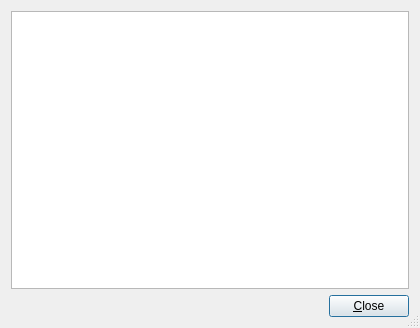
First picture: the form in src/frontends/qt4/ui/QViewSourceUi.ui, repository cburschka/lyx, before the edit.
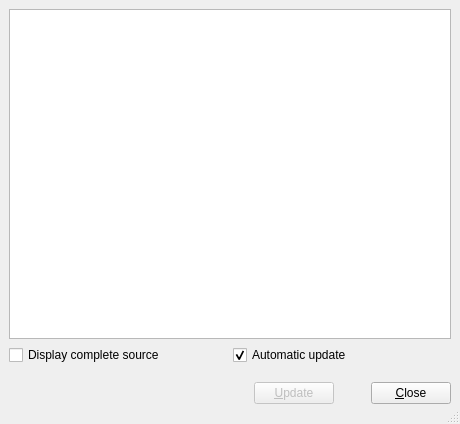
Second picture: the form after the edit.

Commit message: Add more controls to the view-source dialog. 	* src/buffer.[nC]: can write full source, separaet/rename makeXXXFile. 	* src/graphics/PreviewLoader.C: rename maleLaTeXFile to writeLaTeXSource 	* src/frontends/qt3/QViewSourceDialog.h, ui/QViewSourceDialogBase.ui, 		QViewSource.[hC], QViewSourceDialog.[hC]: qt3 frontend 	* src/frontends/qt4/QViewSource.[hC], ui/QViewSourceUi.ui, 		QViewSourceDialog.[hC]: qt4 frontend 	* src/frontends/controllers/ControlViewSource.[hC]: controller

Patch:
```diff
--- a/src/frontends/qt4/ui/QViewSourceUi.ui
+++ b/src/frontends/qt4/ui/QViewSourceUi.ui
@@ -8,8 +8,8 @@
    <rect>
     <x>0</x>
     <y>0</y>
-    <width>420</width>
-    <height>328</height>
+    <width>460</width>
+    <height>424</height>
    </rect>
   </property>
   <property name="windowTitle" >
@@ -20,7 +20,7 @@
   </property>
   <layout class="QVBoxLayout" >
    <property name="margin" >
-    <number>11</number>
+    <number>9</number>
    </property>
    <property name="spacing" >
     <number>6</number>
@@ -32,6 +32,36 @@
      </property>
     </widget>
    </item>
+   <item>
+    <layout class="QHBoxLayout" >
+     <property name="margin" >
+      <number>0</number>
+     </property>
+     <property name="spacing" >
+      <number>6</number>
+     </property>
+     <item>
+      <widget class="QCheckBox" name="viewFullSourceCB" >
+       <property name="cursor" >
+        <cursor>0</cursor>
+       </property>
+       <property name="text" >
+        <string>Display complete source</string>
+       </property>
+      </widget>
+     </item>
+     <item>
+      <widget class="QCheckBox" name="autoUpdateCB" >
+       <property name="text" >
+        <string>Automatic update</string>
+       </property>
+       <property name="checked" >
+        <bool>true</bool>
+       </property>
+      </widget>
+     </item>
+    </layout>
+   </item>
    <item>
     <layout class="QHBoxLayout" >
      <property name="margin" >
@@ -50,8 +80,34 @@
        </property>
        <property name="sizeHint" >
         <size>
-         <width>20</width>
-         <height>20</height>
+         <width>201</width>
+         <height>44</height>
+        </size>
+       </property>
+      </spacer>
+     </item>
+     <item>
+      <widget class="QPushButton" name="updatePB" >
+       <property name="enabled" >
+        <bool>false</bool>
+       </property>
+       <property name="text" >
+        <string>&amp;Update</string>
+       </property>
+      </widget>
+     </item>
+     <item>
+      <spacer>
+       <property name="orientation" >
+        <enum>Qt::Horizontal</enum>
+       </property>
+       <property name="sizeType" >
+        <enum>QSizePolicy::Fixed</enum>
+       </property>
+       <property name="sizeHint" >
+        <size>
+         <width>31</width>
+         <height>44</height>
         </size>
        </property>
       </spacer>
```
The commit also changes 14 other files.
